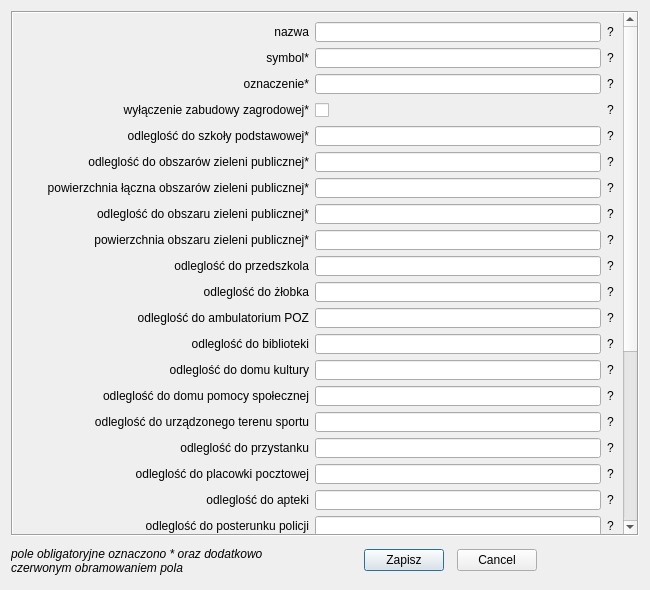
This is ObszarStandardowDostepnosciInfrastrukturySpolecznej.ui in CyfryzacjaAPP/wtyczka_qgis_app_2 as Qt 5 draws it before an edit. The edited form follows.
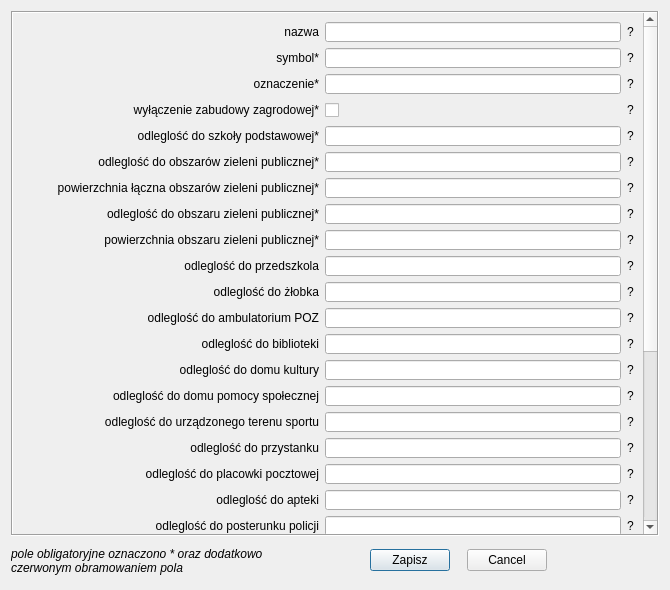
This is the edited form. Custom widgets are drawn as their Qt base class.

```diff
--- a/ObszarStandardowDostepnosciInfrastrukturySpolecznej.ui
+++ b/ObszarStandardowDostepnosciInfrastrukturySpolecznej.ui
@@ -13,7 +13,7 @@
    <rect>
     <x>0</x>
     <y>0</y>
-    <width>650</width>
+    <width>670</width>
     <height>590</height>
    </rect>
   </property>
@@ -25,13 +25,13 @@
   </property>
   <property name="minimumSize">
    <size>
-    <width>650</width>
+    <width>670</width>
     <height>590</height>
    </size>
   </property>
   <property name="maximumSize">
    <size>
-    <width>650</width>
+    <width>700</width>
     <height>592</height>
    </size>
   </property>
@@ -93,7 +93,7 @@
          <rect>
           <x>0</x>
           <y>0</y>
-          <width>609</width>
+          <width>629</width>
           <height>792</height>
          </rect>
         </property>
```
Left out of the diff: 1732 changed lines with no effect on the pictures.
